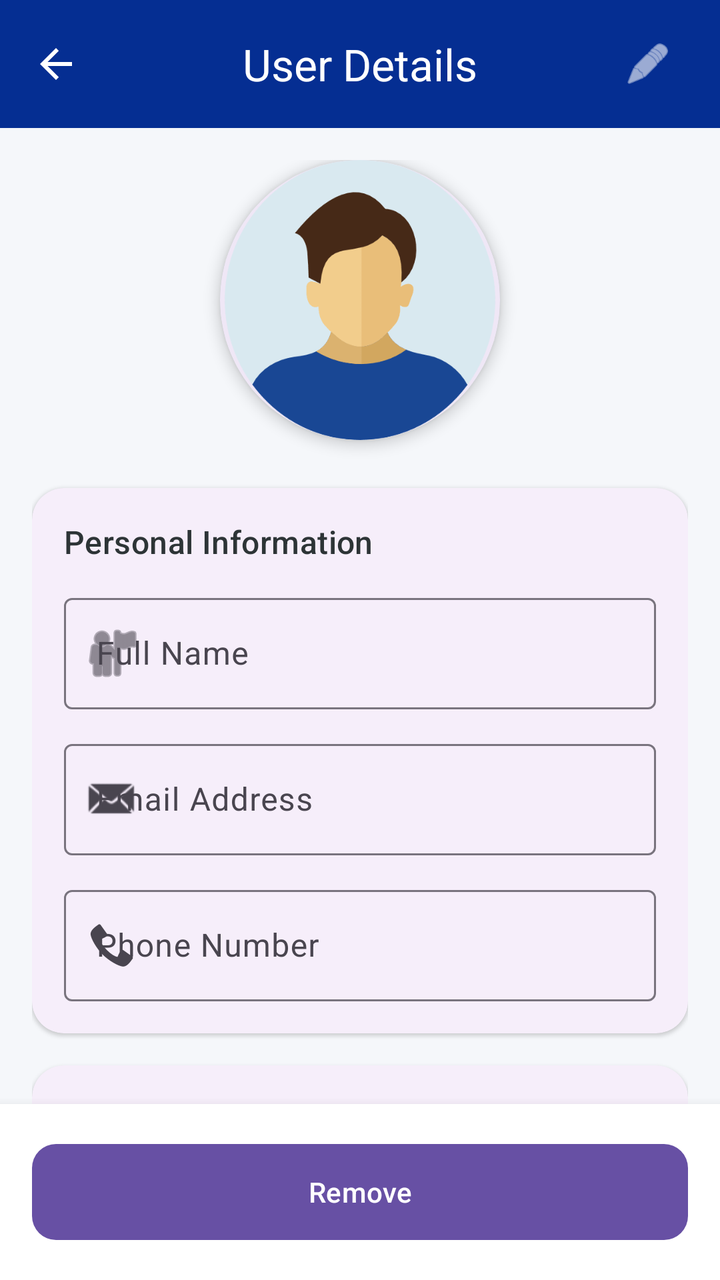
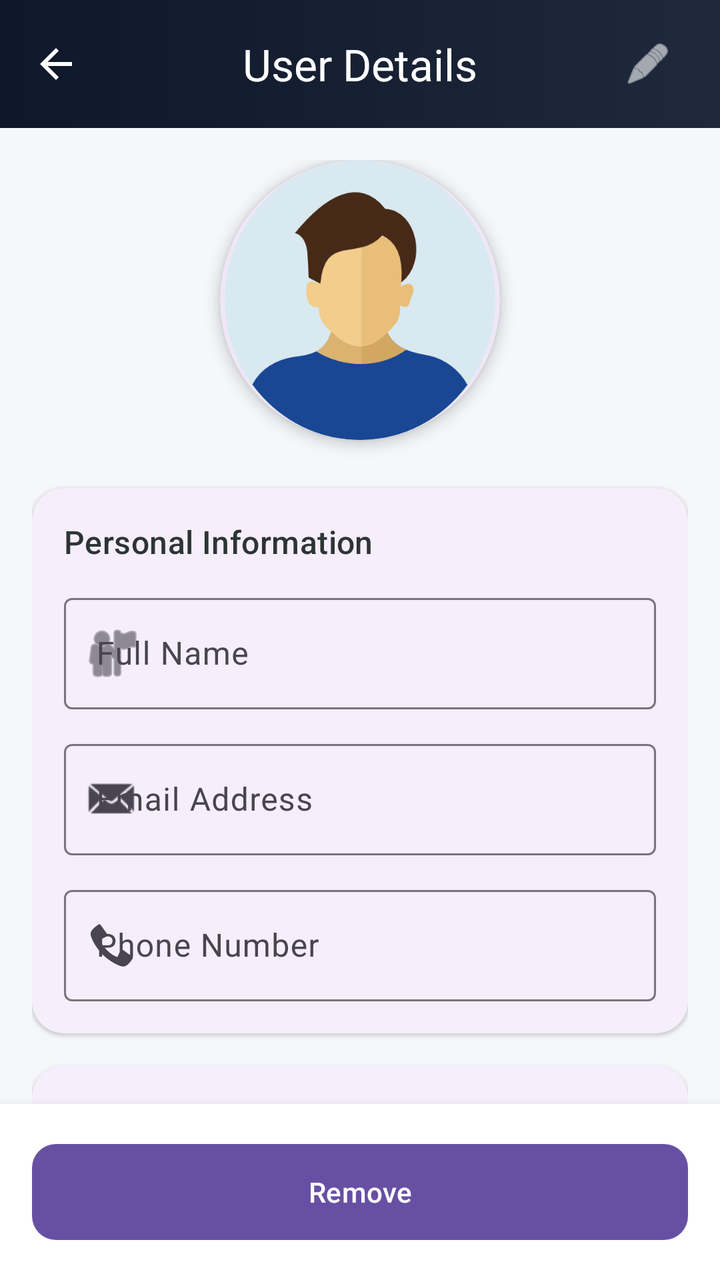

Screens rendered from an Android XML layout before and after an edit, with the pre-edit source and the edit as a unified diff.
<!-- AndroidManifest.xml: application theme Theme.DigitalPass -->
<!-- res/layout/activity_user_management_view_user.xml -->
<?xml version="1.0" encoding="utf-8"?>
<androidx.constraintlayout.widget.ConstraintLayout xmlns:android="http://schemas.android.com/apk/res/android"
    xmlns:app="http://schemas.android.com/apk/res-auto"
    xmlns:tools="http://schemas.android.com/tools"
    android:id="@+id/main"
    android:layout_width="match_parent"
    android:layout_height="match_parent"
    android:background="#F5F7FA"
    tools:context=".UserManagementViewUser">

    <com.google.android.material.appbar.AppBarLayout
        android:id="@+id/appBarLayout"
        android:layout_width="match_parent"
        android:layout_height="wrap_content"
        android:background="#052E92"
        app:layout_constraintTop_toTopOf="parent">

        <com.google.android.material.appbar.MaterialToolbar
            android:id="@+id/toolbar"
            android:layout_width="match_parent"
            android:layout_height="?attr/actionBarSize"
            app:navigationIcon="?attr/homeAsUpIndicator"
            app:navigationIconTint="#FFFFFF"
            app:titleTextColor="#FFFFFF"
            app:title="User Details"
            app:titleCentered="true">

            <ImageView
                android:id="@+id/editEnableButton"
                android:layout_width="40dp"
                android:layout_height="40dp"
                android:layout_gravity="end"
                android:layout_marginEnd="16dp"
                android:background="?attr/selectableItemBackgroundBorderless"
                android:contentDescription="Enable Edit"
                android:padding="8dp"
                android:src="@android:drawable/ic_menu_edit"
                app:tint="#FFFFFF" />

        </com.google.android.material.appbar.MaterialToolbar>
    </com.google.android.material.appbar.AppBarLayout>

    <androidx.core.widget.NestedScrollView
        android:layout_width="match_parent"
        android:layout_height="0dp"
        android:fillViewport="true"
        app:layout_constraintBottom_toTopOf="@id/bottomActionContainer"
        app:layout_constraintTop_toBottomOf="@id/appBarLayout">

        <LinearLayout
            android:layout_width="match_parent"
            android:layout_height="wrap_content"
            android:orientation="vertical"
            android:padding="16dp">

            
            <com.google.android.material.card.MaterialCardView
                android:id="@+id/imageCard"
                android:layout_width="wrap_content"
                android:layout_height="wrap_content"
                android:layout_gravity="center_horizontal"
                android:layout_marginBottom="24dp"
                app:cardCornerRadius="80dp"
                app:cardElevation="4dp"
                app:strokeWidth="0dp">

                <ImageView
                    android:id="@+id/userManagementViewUserImg"
                    android:layout_width="140dp"
                    android:layout_height="140dp"
                    android:scaleType="centerCrop"
                    android:src="@drawable/user_icon" />
            </com.google.android.material.card.MaterialCardView>

            
            <com.google.android.material.card.MaterialCardView
                android:layout_width="match_parent"
                android:layout_height="wrap_content"
                android:layout_marginBottom="16dp"
                app:cardCornerRadius="16dp"
                app:cardElevation="1dp"
                app:strokeWidth="0dp">

                <LinearLayout
                    android:layout_width="match_parent"
                    android:layout_height="wrap_content"
                    android:orientation="vertical"
                    android:padding="16dp">

                    <TextView
                        android:layout_width="wrap_content"
                        android:layout_height="wrap_content"
                        android:layout_marginBottom="12dp"
                        android:text="Personal Information"
                        android:textAppearance="@style/TextAppearance.Material3.TitleMedium"
                        android:textColor="#2D3436" />

                    <com.google.android.material.textfield.TextInputLayout
                        android:id="@+id/nameInputLayout"
                        style="@style/Widget.Material3.TextInputLayout.OutlinedBox"
                        android:layout_width="match_parent"
                        android:layout_height="wrap_content"
                        android:layout_marginBottom="12dp"
                        app:startIconDrawable="@android:drawable/ic_menu_myplaces">

                        <com.google.android.material.textfield.TextInputEditText
                            android:id="@+id/newUserName"
                            android:layout_width="match_parent"
                            android:layout_height="wrap_content"
                            android:hint="Full Name"
                            android:inputType="textPersonName" />
                    </com.google.android.material.textfield.TextInputLayout>

                    <com.google.android.material.textfield.TextInputLayout
                        android:id="@+id/emailInputLayout"
                        style="@style/Widget.Material3.TextInputLayout.OutlinedBox"
                        android:layout_width="match_parent"
                        android:layout_height="wrap_content"
                        android:layout_marginBottom="12dp"
                        app:startIconDrawable="@android:drawable/sym_action_email">

                        <com.google.android.material.textfield.TextInputEditText
                            android:id="@+id/newUserEmail"
                            android:layout_width="match_parent"
                            android:layout_height="wrap_content"
                            android:hint="Email Address"
                            android:inputType="textEmailAddress" />
                    </com.google.android.material.textfield.TextInputLayout>

                    <com.google.android.material.textfield.TextInputLayout
                        android:id="@+id/phoneInputLayout"
                        style="@style/Widget.Material3.TextInputLayout.OutlinedBox"
                        android:layout_width="match_parent"
                        android:layout_height="wrap_content"
                        app:startIconDrawable="@android:drawable/stat_sys_phone_call">

                        <com.google.android.material.textfield.TextInputEditText
                            android:id="@+id/phone"
                            android:layout_width="match_parent"
                            android:layout_height="wrap_content"
                            android:hint="Phone Number"
                            android:maxLength="10"
                            android:inputType="phone" />
                    </com.google.android.material.textfield.TextInputLayout>
                </LinearLayout>
            </com.google.android.material.card.MaterialCardView>

            
            <com.google.android.material.card.MaterialCardView
                android:layout_width="match_parent"
                android:layout_height="wrap_content"
                android:layout_marginBottom="16dp"
                app:cardCornerRadius="16dp"
                app:cardElevation="1dp"
                app:strokeWidth="0dp">

                <LinearLayout
                    android:layout_width="match_parent"
                    android:layout_height="wrap_content"
                    android:orientation="vertical"
                    android:padding="16dp">

                    <TextView
                        android:layout_width="wrap_content"
                        android:layout_height="wrap_content"
                        android:layout_marginBottom="12dp"
                        android:text="Institutional Details"
                        android:textAppearance="@style/TextAppearance.Material3.TitleMedium"
                        android:textColor="#2D3436" />

                    <Spinner
                        android:id="@+id/campusSpinner"
                        android:layout_width="match_parent"
                        android:layout_height="52dp"
                        android:layout_marginBottom="12dp"
                        android:background="@drawable/spinner_background"
                        android:paddingHorizontal="8dp"
                        android:visibility="gone" />

                    <Spinner
                        android:id="@+id/departmentSpinner"
                        android:layout_width="match_parent"
                        android:layout_height="52dp"
                        android:layout_marginBottom="12dp"
                        android:background="@drawable/spinner_background"
                        android:paddingHorizontal="8dp" />

                    <Spinner
                        android:id="@+id/roleSpinner"
                        android:layout_width="match_parent"
                        android:layout_height="52dp"
                        android:layout_marginBottom="12dp"
                        android:background="@drawable/spinner_background"
                        android:paddingHorizontal="8dp" />

                    <Spinner
                        android:id="@+id/batchSpinner"
                        android:layout_width="match_parent"
                        android:layout_height="52dp"
                        android:background="@drawable/spinner_background"
                        android:paddingHorizontal="8dp" />
                </LinearLayout>
            </com.google.android.material.card.MaterialCardView>

            
            <com.google.android.material.card.MaterialCardView
                android:id="@+id/guardianInfoCard"
                android:layout_width="match_parent"
                android:layout_height="wrap_content"
                android:layout_marginBottom="16dp"
                app:cardCornerRadius="16dp"
                app:cardElevation="1dp"
                app:strokeWidth="0dp">

                <LinearLayout
                    android:layout_width="match_parent"
                    android:layout_height="wrap_content"
                    android:orientation="vertical"
                    android:padding="16dp">

                    <TextView
                        android:layout_width="wrap_content"
                        android:layout_height="wrap_content"
                        android:layout_marginBottom="12dp"
                        android:text="Student Specific Details"
                        android:textAppearance="@style/TextAppearance.Material3.TitleMedium"
                        android:textColor="#2D3436" />

                    <com.google.android.material.textfield.TextInputLayout
                        android:id="@+id/uidInputLayout"
                        style="@style/Widget.Material3.TextInputLayout.OutlinedBox"
                        android:layout_width="match_parent"
                        android:layout_height="wrap_content"
                        android:layout_marginBottom="12dp">

                        <com.google.android.material.textfield.TextInputEditText
                            android:id="@+id/UID"
                            android:layout_width="match_parent"
                            android:layout_height="wrap_content"
                            android:hint="Student UID"
                            android:visibility="visible" />
                    </com.google.android.material.textfield.TextInputLayout>

                    <com.google.android.material.textfield.TextInputLayout
                        android:id="@+id/FNInputLayout"
                        style="@style/Widget.Material3.TextInputLayout.OutlinedBox"
                        android:layout_width="match_parent"
                        android:layout_height="wrap_content"
                        android:layout_marginBottom="12dp">

                        <com.google.android.material.textfield.TextInputEditText
                            android:id="@+id/fatherName"
                            android:layout_width="match_parent"
                            android:layout_height="wrap_content"
                            android:hint="Father's Name"
                            android:visibility="visible" />
                    </com.google.android.material.textfield.TextInputLayout>

                    <com.google.android.material.textfield.TextInputLayout
                        android:id="@+id/FPhoneInputLayout"
                        style="@style/Widget.Material3.TextInputLayout.OutlinedBox"
                        android:layout_width="match_parent"
                        android:layout_height="wrap_content">

                        <com.google.android.material.textfield.TextInputEditText
                            android:id="@+id/fatherPhone"
                            android:layout_width="match_parent"
                            android:layout_height="wrap_content"
                            android:hint="Father's Phone"
                            android:visibility="visible" />
                    </com.google.android.material.textfield.TextInputLayout>
                </LinearLayout>
            </com.google.android.material.card.MaterialCardView>

        </LinearLayout>
    </androidx.core.widget.NestedScrollView>

    <FrameLayout
        android:id="@+id/bottomActionContainer"
        android:layout_width="match_parent"
        android:layout_height="wrap_content"
        android:background="@color/white"
        android:elevation="8dp"
        android:padding="16dp"
        app:layout_constraintBottom_toBottomOf="parent">

        <com.google.android.material.button.MaterialButton
            android:id="@+id/add"
            style="@style/Widget.Material3.Button"
            android:layout_width="match_parent"
            android:layout_height="56dp"
            android:text="Remove"
            app:cornerRadius="12dp" />
    </FrameLayout>


    <com.example.digitalpass.CustomProgressBar
        android:id="@+id/customProgressBar"
        android:layout_width="200dp"
        android:layout_height="200dp"
        android:visibility="gone"
        app:layout_constraintBottom_toBottomOf="parent"
        app:layout_constraintEnd_toEndOf="parent"
        app:layout_constraintStart_toStartOf="parent"
        app:layout_constraintTop_toTopOf="parent" />

</androidx.constraintlayout.widget.ConstraintLayout>
<!-- resources referenced by this layout -->
<resources>
  <color name="white">#FFFFFFFF</color>
  <!-- drawable spinner_background (drawable) -->
  <?xml version="1.0" encoding="utf-8"?>
  <selector xmlns:android="http://schemas.android.com/apk/res/android">
      <item>
          <shape android:shape="rectangle">
              
              <solid android:color="#FFFFFF" />
  
              
              <stroke
                  android:width="1dp"
                  android:color="#757575" />
  
              
              <corners android:radius="12dp" />
  
              
              <padding
                  android:bottom="8dp"
                  android:left="12dp"
                  android:right="12dp"
                  android:top="8dp" />
          </shape>
      </item>
  </selector>
  <!-- drawable user_icon: png bitmap (drawable, 5769 bytes) -->
  <style name="Theme.DigitalPass" parent="Base.Theme.DigitalPass" />
  <style name="Base.Theme.DigitalPass" parent="Theme.Material3.Light.NoActionBar">
          
          
      </style>
</resources>

<!-- the commit's change to res/layout/activity_user_management_view_user.xml (unified diff, before → after) -->
@@ -12,13 +12,14 @@
         android:id="@+id/appBarLayout"
         android:layout_width="match_parent"
         android:layout_height="wrap_content"
-        android:background="#052E92"
+        android:background="#00000000"
         app:layout_constraintTop_toTopOf="parent">
 
         <com.google.android.material.appbar.MaterialToolbar
             android:id="@+id/toolbar"
             android:layout_width="match_parent"
             android:layout_height="?attr/actionBarSize"
+            android:background="@drawable/appbar_gradient_bg"
             app:navigationIcon="?attr/homeAsUpIndicator"
             app:navigationIconTint="#FFFFFF"
             app:titleTextColor="#FFFFFF"
<!-- resource entries referenced after the edit -->
@@ -1,6 +1,16 @@
 <!-- resources referenced by this layout -->
 <resources>
   <color name="white">#FFFFFFFF</color>
+  <!-- drawable appbar_gradient_bg (drawable) -->
+  <?xml version="1.0" encoding="utf-8"?>
+  <shape xmlns:android="http://schemas.android.com/apk/res/android"
+      android:shape="rectangle">
+      <gradient
+          android:startColor="#0F172A"
+          android:endColor="#1E293B"
+          android:angle="0"
+          android:type="linear" />
+  </shape>
   <!-- drawable spinner_background (drawable) -->
   <?xml version="1.0" encoding="utf-8"?>
   <selector xmlns:android="http://schemas.android.com/apk/res/android">
